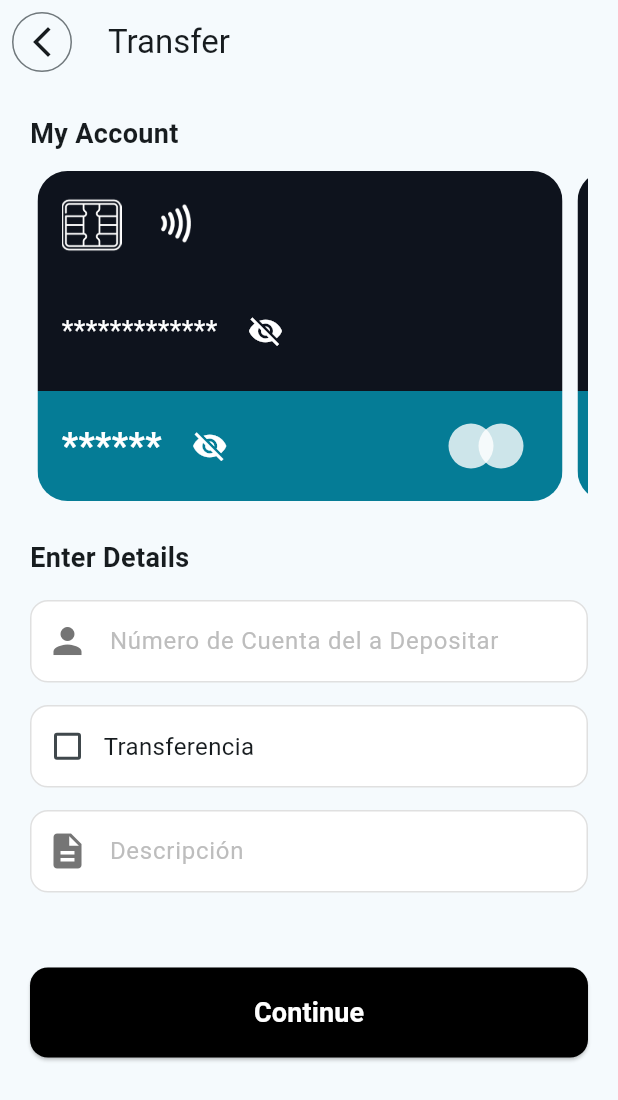
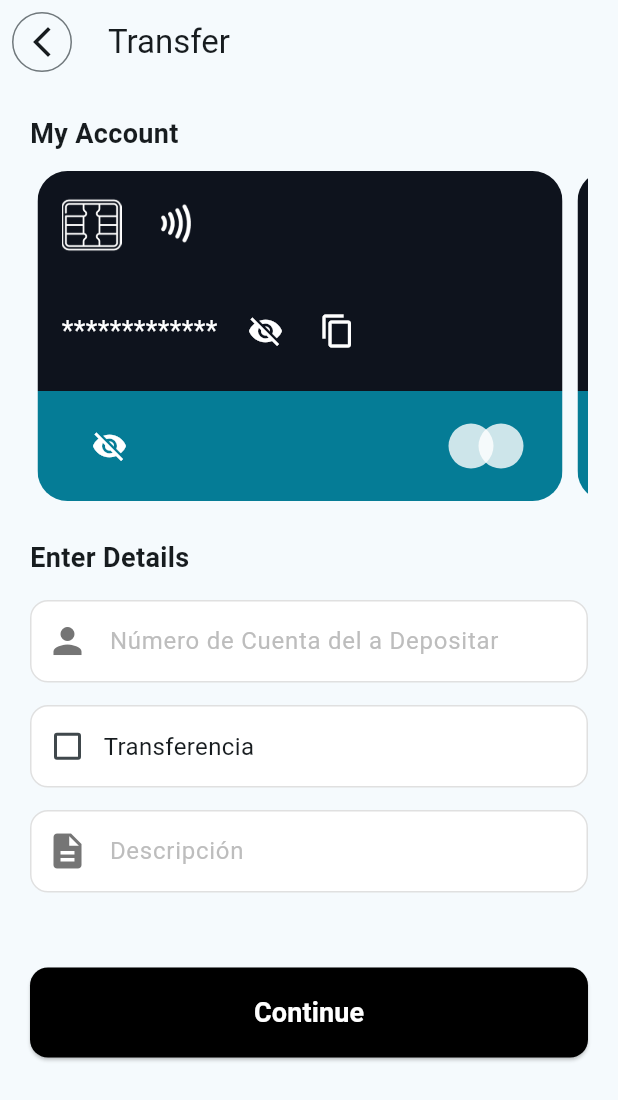
Before and after one commit to Y2ktorrez/YescaBank_Mobile-, a Flutter app: the Home screen opened directly, after a tap on the "swap horiz" icon, on a phone screen of 412 x 824 dp. Shown: the top 1100 px of the screen. Run offline on Flutter 3.47's test engine with Material 3 defaults, Android fonts, the phone set to English and light mode, and no system bars; our stand-ins replace modal_bottom_sheet, shared_preferences; accounts and stored records are empty; network calls fail.

Commit message:
Agregando cambios y haciendo pruebas con el Servidor

```diff
--- a/lib/services/account_service.dart
+++ b/lib/services/account_service.dart
@@ -3,7 +3,7 @@ import 'package:http/http.dart' as http;
 import '../models/customerAccount_model.dart';
 
 class AccountService {
-  final String baseUrl = 'http://192.168.132.99:3000/api/account/create';
+  final String baseUrl = 'http://ec2-18-222-213-118.us-east-2.compute.amazonaws.com/api/account/create';
 
   Future<void> createAccount(CustomerAccount account) async {
     try {
--- a/lib/services/customer_service.dart
+++ b/lib/services/customer_service.dart
@@ -3,7 +3,7 @@ import 'package:http/http.dart' as http;
 import '../models/createCustomer_model.dart';
 
 class CustomerService {
-  static const String baseUrl = 'http://192.168.132.99:3000/api/customer/create'; //Aca cambia la IP de tu laptop
+  static const String baseUrl = 'http://ec2-18-222-213-118.us-east-2.compute.amazonaws.com/api/customer/create'; //Aca cambia la IP de tu laptop
 
   Future<void> createCustomer(Customer customer) async {
     final response = await http.post(
--- a/lib/services/customer_service_B.dart
+++ b/lib/services/customer_service_B.dart
@@ -27,7 +27,7 @@ class CustomerData {
 }
 
 class CustomerServiceB {
-  final String _baseUrl = 'http://192.168.132.99:3000/api/account/get-acountcus'; // Asegúrate de que esta URL sea correcta
+  final String _baseUrl = 'http://ec2-18-222-213-118.us-east-2.compute.amazonaws.com/api/account/get-acountcus'; // Asegúrate de que esta URL sea correcta
   final TokenStorage _tokenStorage = TokenStorage();
 
   Future<CustomerData> getCustomerData() async {
--- a/lib/services/loginCustomer_service.dart
+++ b/lib/services/loginCustomer_service.dart
@@ -3,7 +3,7 @@ import 'dart:convert';
 import 'package:http/http.dart' as http;
 
 class LogincustomerService {
-  static const String baseUrl = 'http://192.168.132.99:3000/api/customer/loginFlutter';
+  static const String baseUrl = 'http://ec2-18-222-213-118.us-east-2.compute.amazonaws.com/api/customer/loginFlutter';
 
   Future<String?> loginCustomer(LoginCustomer loginCustomer) async {
     print('Enviando solicitud a $baseUrl');
--- a/lib/services/transaction_service.dart
+++ b/lib/services/transaction_service.dart
@@ -3,7 +3,7 @@ import 'package:http/http.dart' as http;
 import 'package:yescabank/models/transaction_model.dart';
 
 class TransactionService {
-  static const String baseUrl = 'http://192.168.132.99:3000/api/transaction/create';
+  static const String baseUrl = 'http://ec2-18-222-213-118.us-east-2.compute.amazonaws.com/api/transaction/create';
 
   Future<Map<String, dynamic>> createTransaction(Transaction transaction) async {
     final response = await http.post(
--- a/lib/widgets/credit_cart.dart
+++ b/lib/widgets/credit_cart.dart
@@ -1,4 +1,5 @@
 import 'package:flutter/material.dart';
+import 'package:flutter/services.dart';
 
 class CreditCard extends StatefulWidget {
   final String nroAccount;
@@ -32,6 +33,16 @@ class _CreditCardState extends State<CreditCard> {
     });
   }
 
+  // Función para copiar el número de cuenta al portapapeles
+  void _copyAccountNumber() {
+    Clipboard.setData(ClipboardData(text: widget.nroAccount));
+    ScaffoldMessenger.of(context).showSnackBar(
+      const SnackBar(
+        content: Text('Número de cuenta copiado'),
+      ),
+    );
+  }
+
   @override
   Widget build(BuildContext context) {
     String fullAccountNumber = _isAccountHidden
@@ -39,7 +50,7 @@ class _CreditCardState extends State<CreditCard> {
         : widget.nroAccount;
 
     String displayedBalance =
-    _isBalanceHidden ? '******' : '${widget.balance} ${widget.typeCurrency}';
+    _isBalanceHidden ? '' : '${widget.balance} ${widget.typeCurrency}';
 
     return Container(
       height: 220,
@@ -95,6 +106,13 @@ class _CreditCardState extends State<CreditCard> {
                               color: Colors.white,
                             ),
                             onPressed: _toggleAccountVisibility,
+                          ),
+                          IconButton(
+                            icon: const Icon(
+                              Icons.copy,
+                              color: Colors.white,
+                            ),
+                            onPressed: _copyAccountNumber,
                           ),
                         ],
                       ),
```
Also changed, not shown: lib/main.dart (+18 -4 lines), lib/widgets/top_up_sheet.dart (+5 -2 lines).
